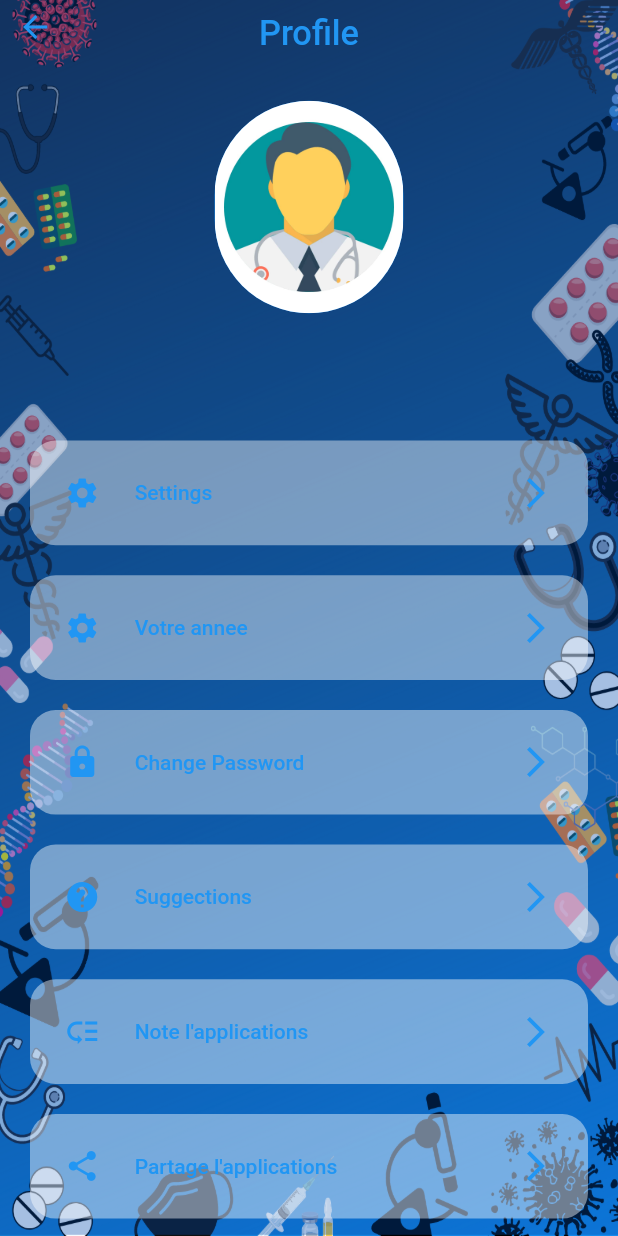
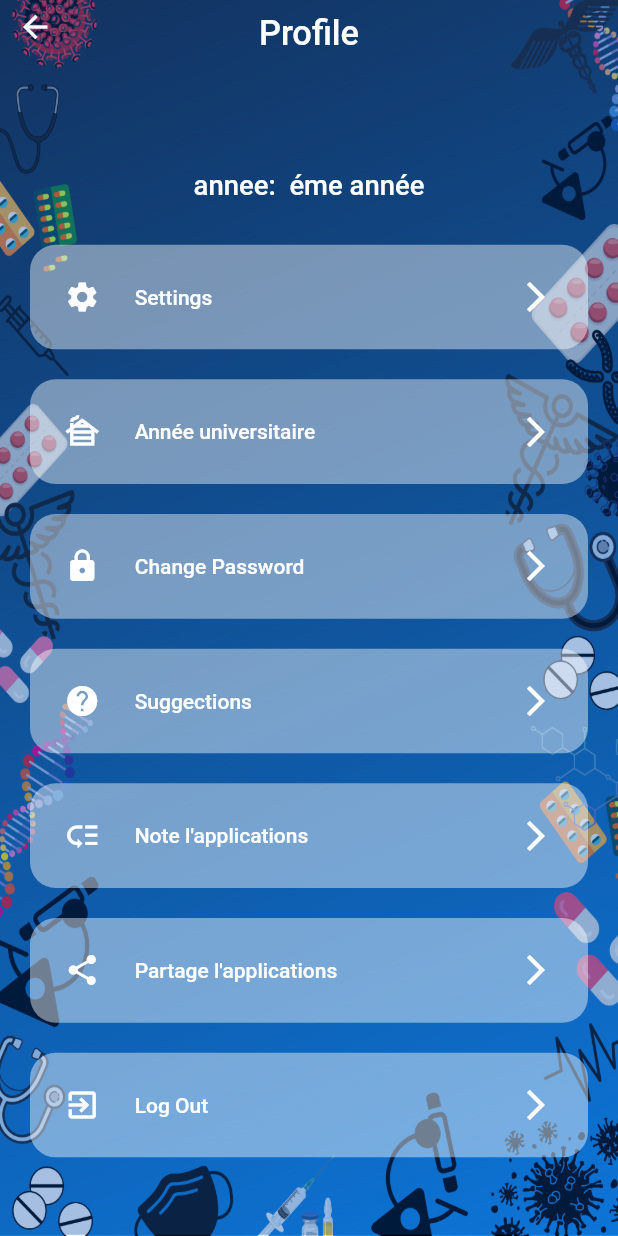
Before and after one commit to toubal77/medQUIZZ, a Flutter app: the ProfileScreen screen opened directly, on a phone screen of 412 x 824 dp. Run offline on Flutter 3.47's test engine with Material 2 defaults, Android fonts, the phone set to English and light mode, and no system bars; drawn by our look-alikes of overlay_support; our stand-ins replace cloud_firestore, connectivity, firebase_auth, firebase_core, firebase_messaging, firebase_storage and 9 more; accounts and stored records are empty; network calls fail.

Commit message:
update function add users and add condition anneee

```diff
--- a/lib/screens/profile/components/profile_menu.dart
+++ b/lib/screens/profile/components/profile_menu.dart
@@ -26,7 +26,7 @@ class ProfileMenu extends StatelessWidget {
           children: <Widget>[
             Icon(
               icon,
-              color: Colors.blue,
+              color: Colors.white,
             ),
             SizedBox(
               width: 20.0.w,
@@ -35,13 +35,13 @@ class ProfileMenu extends StatelessWidget {
               child: Text(
                 title,
                 style: const TextStyle(
-                  color: Colors.blue,
+                  color: Colors.white,
                 ),
               ),
             ),
             Icon(
               Icons.arrow_forward_ios,
-              color: Colors.blue,
+              color: Colors.white,
             ),
           ],
         ),
--- a/lib/screens/profile/profile_screen.dart
+++ b/lib/screens/profile/profile_screen.dart
@@ -82,8 +82,8 @@ class _ProfileScreenState extends State<ProfileScreen> {
                   },
                 ),
                 ProfileMenu(
-                  'Votre annee',
-                  Icons.settings,
+                  'Année universitaire',
+                  Icons.cabin,
                   () {
                     showDialog(
                       context: context,
--- a/lib/screens/profile/widgets/header_profile.dart
+++ b/lib/screens/profile/widgets/header_profile.dart
@@ -19,7 +19,7 @@ class HeaderProfile extends StatelessWidget {
               },
               child: Icon(
                 Icons.arrow_back,
-                color: Colors.blue,
+                color: Colors.white,
               ),
             ),
             Center(
@@ -29,7 +29,7 @@ class HeaderProfile extends StatelessWidget {
                 style: TextStyle(
                   fontSize: 20.sp,
                   fontWeight: FontWeight.w500,
-                  color: Colors.blue,
+                  color: Colors.white,
                 ),
               ),
             ),
--- a/lib/screens/profile/widgets/user_info.dart
+++ b/lib/screens/profile/widgets/user_info.dart
@@ -11,31 +11,22 @@ class InfoUser extends StatelessWidget {
   Widget build(BuildContext context) {
     return Column(
       children: [
-        Container(
-          width: 110.w,
-          height: 110.h,
-          margin: EdgeInsets.only(top: 25.sp, bottom: 20),
-          decoration: BoxDecoration(
-            image: DecorationImage(
-              image: AssetImage('assets/images/profile_doctor.jpeg'),
-              fit: BoxFit.cover,
-            ),
-            color: Colors.blue,
-            borderRadius: BorderRadius.circular(60.sp),
-          ),
+        SizedBox(
+          height: 15.h,
         ),
         FutureBuilder<DocumentSnapshot?>(
           future: DatabaseMethods().getUserInfo(),
           builder: (context, snapshot) {
             if (snapshot.hasData) {
               return Column(
+                crossAxisAlignment: CrossAxisAlignment.start,
                 children: [
                   Text(
                     snapshot.data!['username'],
                     style: TextStyle(
                       fontSize: 16.sp,
                       fontWeight: FontWeight.w500,
-                      color: Colors.blue,
+                      color: Colors.white,
                     ),
                   ),
                   SizedBox(
@@ -46,9 +37,21 @@ class InfoUser extends StatelessWidget {
                     style: TextStyle(
                       fontSize: 16.sp,
                       fontWeight: FontWeight.w500,
-                      color: Colors.blue,
+                      color: Colors.white,
                     ),
                   ),
+                  SizedBox(
+                    height: 5.h,
+                  ),
+                  if (snapshot.data!['years'] != 'null')
+                    Text(
+                      "annee: ${snapshot.data!['years']} éme année",
+                      style: TextStyle(
+                        fontSize: 16.sp,
+                        fontWeight: FontWeight.w500,
+                        color: Colors.white,
+                      ),
+                    ),
                 ],
               );
             }
@@ -82,7 +85,7 @@ class InfoUser extends StatelessWidget {
           },
         ),
         SizedBox(
-          height: 5.h,
+          height: 15.h,
         ),
       ],
     );
--- a/lib/services/database.dart
+++ b/lib/services/database.dart
@@ -90,6 +90,7 @@ class DatabaseMethods {
             'email': user.email,
             'username': username,
             'token': token,
+            'years': 'null',
           })
           .then((value) => print("document user added : users : $user"))
           .catchError((error) => print("Failed to add document : $error"));
```
